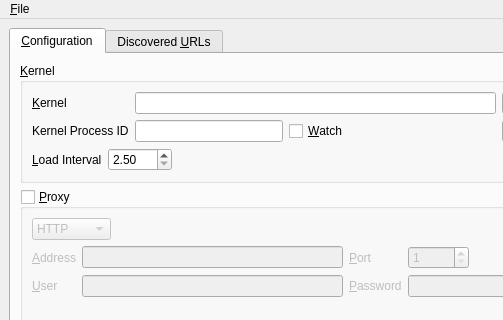
First picture: the form in UI/pandemonium.ui, repository nurfalie/pandamonium, before the edit; both pictures show x 0 to 503 and y 0 to 320 of the 700 by 600 pixel window.
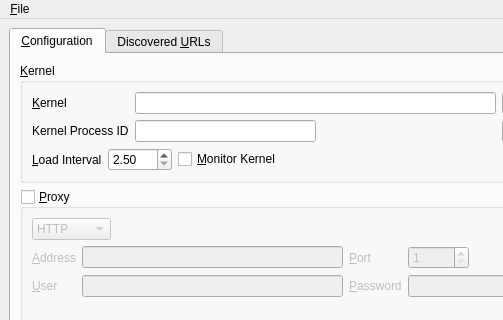
Second picture: the form after the edit.

Commit message: Renamed widget.

```diff
--- a/UI/pandemonium.ui
+++ b/UI/pandemonium.ui
@@ -83,16 +83,6 @@
                  </property>
                 </widget>
                </item>
-               <item>
-                <widget class="QCheckBox" name="watch_kernel">
-                 <property name="toolTip">
-                  <string>Restart the kernel if it has aborted.</string>
-                 </property>
-                 <property name="text">
-                  <string>&amp;Watch</string>
-                 </property>
-                </widget>
-               </item>
                <item>
                 <spacer name="horizontalSpacer_3">
                  <property name="orientation">
@@ -132,6 +122,16 @@
                </property>
               </widget>
              </item>
+             <item>
+              <widget class="QCheckBox" name="monitor_kernel">
+               <property name="toolTip">
+                <string>Restart the kernel if it has aborted.</string>
+               </property>
+               <property name="text">
+                <string>&amp;Monitor Kernel</string>
+               </property>
+              </widget>
+             </item>
              <item>
               <spacer name="horizontalSpacer_11">
                <property name="orientation">
```
Left out of the diff: 1 changed line with no effect on the pictures.
